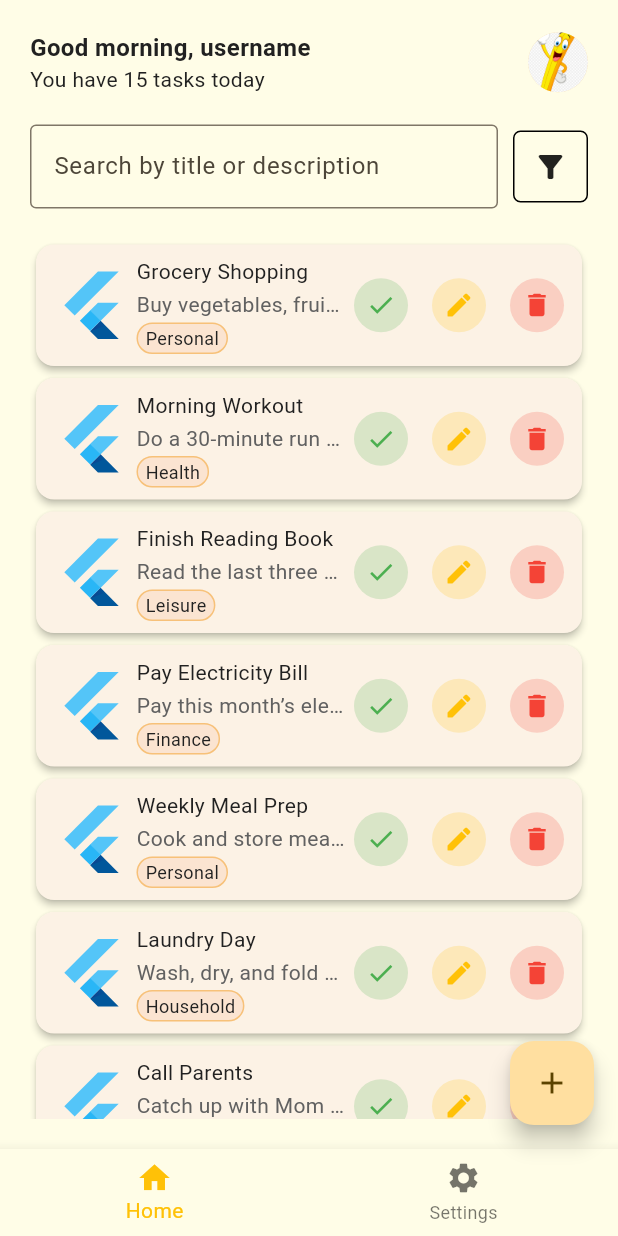
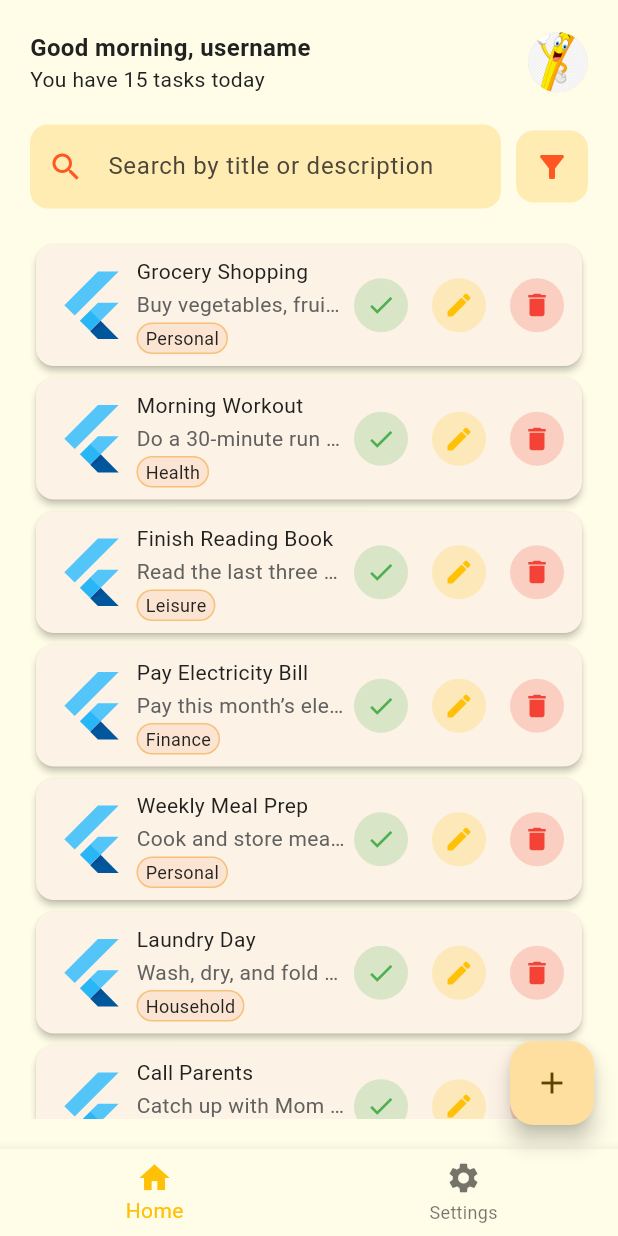
Before and after one commit to Grld-Andy/Todo_Marker, a Flutter app: the MainScreen screen opened by its route, on a phone screen of 412 x 824 dp. Run offline on Flutter 3.47's test engine with Material 3 defaults, Android fonts, the phone set to English and light mode, and no system bars.

Commit message:
redesign search section

```diff
--- a/lib/features/home/presentation/widgets/search_section.dart
+++ b/lib/features/home/presentation/widgets/search_section.dart
@@ -18,23 +18,27 @@ class SearchSection extends StatelessWidget {
             controller: _controller,
             decoration: InputDecoration(
               hintText: "Search by title or description",
-              border: OutlineInputBorder()
+              prefixIcon: Icon(Icons.search, color: Colors.deepOrange,),
+              filled: true,
+              fillColor: Colors.amber[100],
+              border: OutlineInputBorder(
+                borderRadius: BorderRadius.circular(12),
+                borderSide: BorderSide.none
+              )
             ),
           ),
         ),
-        Container(
-          // padding: EdgeInsets.all(2),
-          width: 50,
-          height: 48,
-          decoration: BoxDecoration(
-            border: Border.all(width: 1),
-            borderRadius: BorderRadius.circular(5),
-          ),
+        Material(
+          color: Colors.amber[100],
+          borderRadius: BorderRadius.circular(12),
           child: InkWell(
-            borderRadius: BorderRadius.circular(5), // ripple matches rectangle
+            borderRadius: BorderRadius.circular(12), // ripple matches rectangle
             onTap: () {},
-            child: Center(
-              child: Icon(Icons.filter_alt),
+            child: Container(
+              width: 48,
+              height: 48,
+              alignment: Alignment.center,
+              child: Icon(Icons.filter_alt, color: Colors.deepOrange,),
             ),
           )
         )
```
